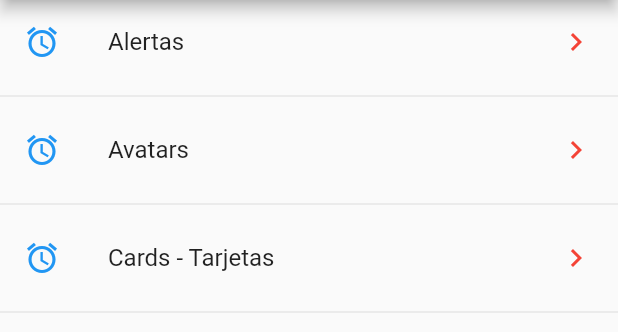
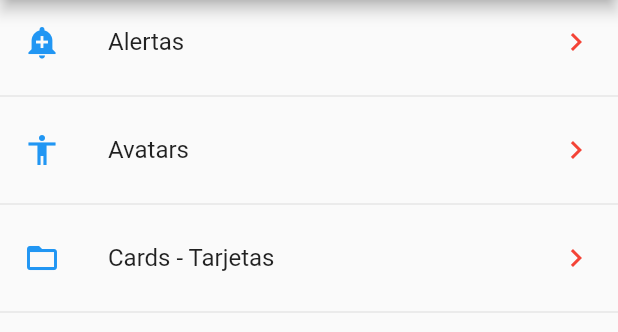
Before and after one commit to jorarmarfin/flutter-componentes, a Flutter app: the screen it shows after launch, on a phone screen of 412 x 824 dp, the part 84-416 px from its top. Run offline on Flutter 3.47's test engine with Material 2 defaults, Android fonts, the phone set to English and light mode, and no system bars.

Commit message:
Mi primera ruta

```diff
--- a/lib/src/pages/home_page.dart
+++ b/lib/src/pages/home_page.dart
@@ -1,5 +1,8 @@
 import 'package:componentes/src/providers/menu_provider.dart';
+import 'package:componentes/src/utils/icono_string_util.dart';
 import 'package:flutter/material.dart';
+
+import 'alert_page.dart';
 
 class HomePage extends StatelessWidget {
   @override
@@ -17,22 +20,26 @@ class HomePage extends StatelessWidget {
       future: menuProvider.cagarData(),
       builder: (context, AsyncSnapshot<List<dynamic>> snapshot) {
         return ListView(
-          children: _listaItems(snapshot.data),
+          children: _listaItems(snapshot.data, context),
         );
       },
     );
   }
 
-  List<Widget> _listaItems(data) {
+  List<Widget> _listaItems(data, BuildContext context) {
     final List<dynamic> lista = data;
     final List<Widget> opciones = [];
 
     lista.forEach((opt) {
       final widgetTemp = ListTile(
         title: Text(opt['texto']),
-        leading: Icon(Icons.access_alarm, color: Colors.blue),
+        leading: getIcon(opt['icon']),
         trailing: Icon(Icons.keyboard_arrow_right, color: Colors.red),
-        onTap: () {},
+        onTap: () {
+          final route = MaterialPageRoute(builder: (context)=> AlertPage()
+          );
+          Navigator.push(context, route);
+        },
       );
       opciones
         ..add(widgetTemp)
@@ -40,15 +47,4 @@ class HomePage extends StatelessWidget {
     });
     return opciones;
   }
-
-  // List<Widget> _listaItemsSeteado() {
-  //   return [
-  //     ListTile(title: Text('uno')),
-  //     Divider(),
-  //     ListTile(title: Text('dos')),
-  //     Divider(),
-  //     ListTile(title: Text('tres')),
-  //     Divider()
-  //   ];
-  // }
 }
--- /dev/null
+++ b/lib/src/utils/icono_string_util.dart
@@ -0,0 +1,13 @@
+import 'package:flutter/material.dart';
+
+final _icons = <String, IconData>{
+  'add_alert': Icons.add_alert,
+  'accessibility': Icons.accessibility,
+  'folder_open': Icons.folder_open
+};
+Icon getIcon(String nombreIcon) {
+  return Icon(
+    _icons[nombreIcon],
+    color: Colors.blue,
+  );
+}
```
Also changed, not shown: lib/src/pages/alert_page.dart (added, +18 -0 lines), lib/src/pages/home_temp.dart (deleted, +0 -29 lines), lib/src/pages/avatar_page.dart (added).
